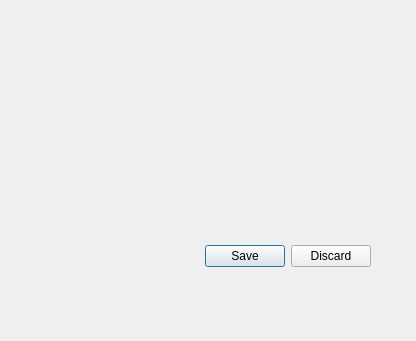
Old version of the form Resources/UI/CadastroPessoa.ui in the repository Klubas/Projeto-SOAD.
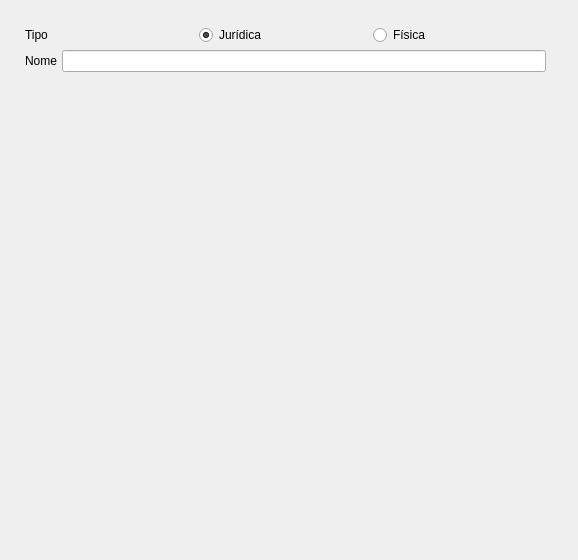
New version of the form.

Diff of the .ui file:
```diff
--- a/Resources/UI/CadastroPessoa.ui
+++ b/Resources/UI/CadastroPessoa.ui
@@ -1,7 +1,7 @@
 <?xml version="1.0" encoding="UTF-8"?>
 <ui version="4.0">
  <class>CadastroPessoa</class>
- <widget class="QDialog" name="CadastroPessoa">
+ <widget class="QWidget" name="CadastroPessoa">
   <property name="windowModality">
    <enum>Qt::ApplicationModal</enum>
   </property>
@@ -9,34 +9,136 @@
    <rect>
     <x>0</x>
     <y>0</y>
-    <width>416</width>
-    <height>341</height>
+    <width>578</width>
+    <height>560</height>
    </rect>
   </property>
-  <property name="focusPolicy">
-   <enum>Qt::StrongFocus</enum>
+  <property name="sizePolicy">
+   <sizepolicy hsizetype="Minimum" vsizetype="Minimum">
+    <horstretch>0</horstretch>
+    <verstretch>0</verstretch>
+   </sizepolicy>
+  </property>
+  <property name="minimumSize">
+   <size>
+    <width>568</width>
+    <height>559</height>
+   </size>
   </property>
   <property name="windowTitle">
    <string>Cadastro de Pessoa</string>
   </property>
-  <property name="modal">
-   <bool>true</bool>
-  </property>
-  <widget class="QDialogButtonBox" name="buttonBox">
+  <widget class="QWidget" name="horizontalLayoutWidget">
    <property name="geometry">
     <rect>
-     <x>30</x>
-     <y>240</y>
-     <width>341</width>
-     <height>32</height>
+     <x>0</x>
+     <y>0</y>
+     <width>571</width>
+     <height>561</height>
     </rect>
    </property>
-   <property name="orientation">
-    <enum>Qt::Horizontal</enum>
-   </property>
-   <property name="standardButtons">
-    <set>QDialogButtonBox::Discard|QDialogButtonBox::Save</set>
-   </property>
+   <layout class="QHBoxLayout" name="horizontalLayout" stretch="0">
+    <property name="sizeConstraint">
+     <enum>QLayout::SetMaximumSize</enum>
+    </property>
+    <property name="leftMargin">
+     <number>20</number>
+    </property>
+    <property name="topMargin">
+     <number>20</number>
+    </property>
+    <property name="rightMargin">
+     <number>20</number>
+    </property>
+    <property name="bottomMargin">
+     <number>20</number>
+    </property>
+    <item>
+     <layout class="QFormLayout" name="formLayout">
+      <property name="horizontalSpacing">
+       <number>5</number>
+      </property>
+      <property name="verticalSpacing">
+       <number>5</number>
+      </property>
+      <property name="leftMargin">
+       <number>0</number>
+      </property>
+      <property name="topMargin">
+       <number>5</number>
+      </property>
+      <property name="rightMargin">
+       <number>5</number>
+      </property>
+      <property name="bottomMargin">
+       <number>5</number>
+      </property>
+      <item row="0" column="1">
+       <layout class="QHBoxLayout" name="horizontalLayout_2">
+        <property name="spacing">
+         <number>1</number>
+        </property>
+        <property name="sizeConstraint">
+         <enum>QLayout::SetMinimumSize</enum>
+        </property>
+        <item>
+         <widget class="QLabel" name="label_modalidade">
+          <property name="text">
+           <string>Tipo</string>
+          </property>
+         </widget>
+        </item>
+        <item>
+         <widget class="QRadioButton" name="radioButton_2">
+          <property name="text">
+           <string>Jurídica</string>
+          </property>
+          <property name="checked">
+           <bool>true</bool>
+          </property>
+          <property name="autoRepeat">
+           <bool>false</bool>
+          </property>
+         </widget>
+        </item>
+        <item>
+         <widget class="QRadioButton" name="radioButton">
+          <property name="text">
+           <string>Física</string>
+          </property>
+          <property name="checked">
+           <bool>false</bool>
+          </property>
+          <property name="autoRepeat">
+           <bool>false</bool>
+          </property>
+         </widget>
+        </item>
+       </layout>
+      </item>
+      <item row="1" column="1">
+       <layout class="QHBoxLayout" name="horizontalLayout_3">
+        <property name="spacing">
+         <number>5</number>
+        </property>
+        <property name="sizeConstraint">
+         <enum>QLayout::SetDefaultConstraint</enum>
+        </property>
+        <item>
+         <widget class="QLabel" name="label_nome">
+          <property name="text">
+           <string>Nome</string>
+          </property>
+         </widget>
+        </item>
+        <item>
+         <widget class="QLineEdit" name="lineEdit"/>
+        </item>
+       </layout>
+      </item>
+     </layout>
+    </item>
+   </layout>
   </widget>
  </widget>
  <resources/>
```
Left out of the diff: 39 changed lines with no effect on the pictures.
